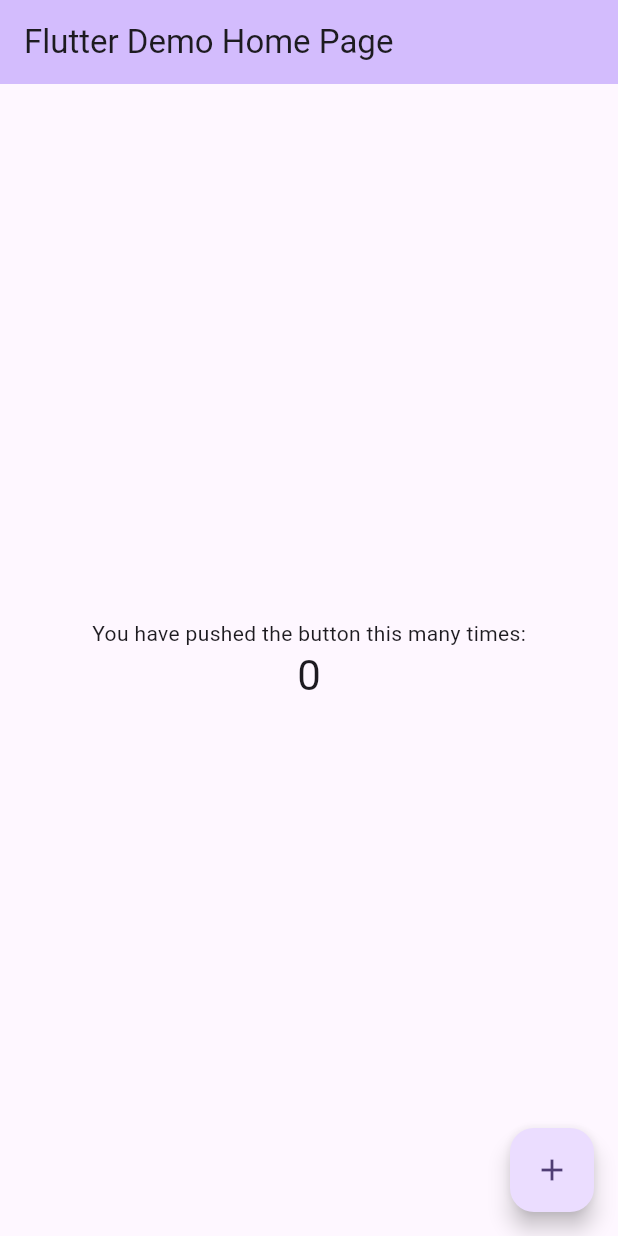
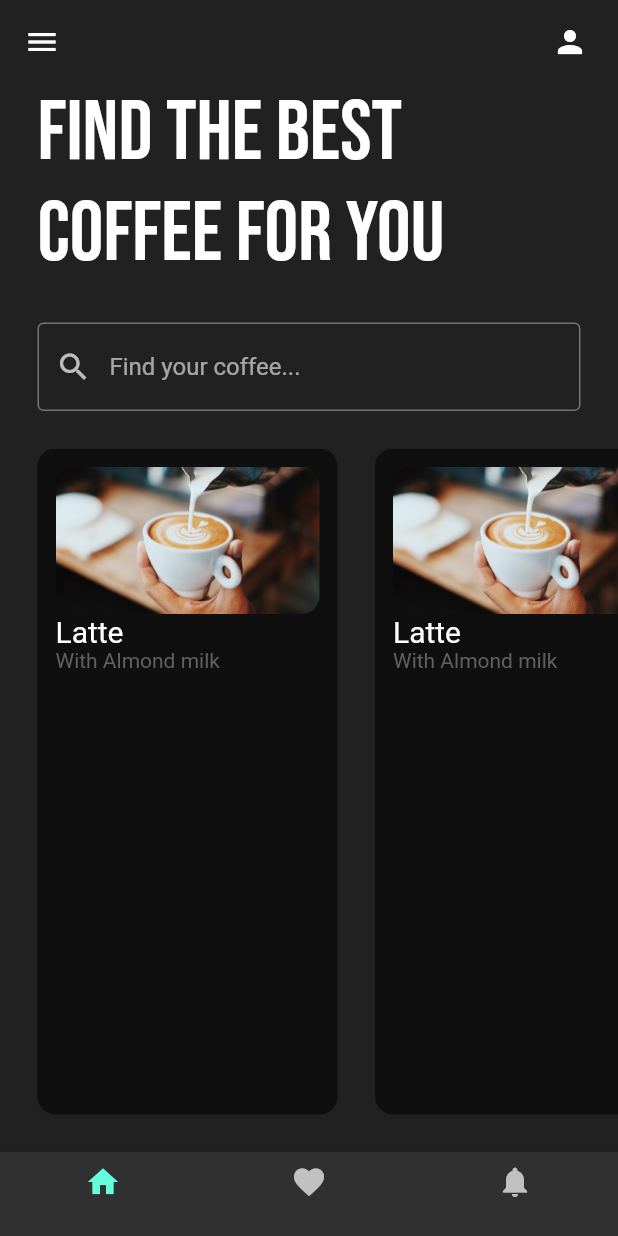
Before and after one commit to omarthamri/coffeeappui, a Flutter app: the screen it shows after launch, on a phone screen of 412 x 824 dp. Run offline on Flutter 3.47's test engine with Material 2 defaults, Android fonts, the phone set to English and light mode, and no system bars; our stand-ins replace google_fonts.

Commit message:
#0001 implement homePage ui

```diff
--- a/lib/main.dart
+++ b/lib/main.dart
@@ -1,4 +1,5 @@
 import 'package:flutter/material.dart';
+import 'package:coffeeappui/pages/home_page.dart';
 
 void main() {
   runApp(const MyApp());
@@ -11,115 +12,9 @@ class MyApp extends StatelessWidget {
   @override
   Widget build(BuildContext context) {
     return MaterialApp(
-      title: 'Flutter Demo',
-      theme: ThemeData(
-        // This is the theme of your application.
-        //
-        // TRY THIS: Try running your application with "flutter run". You'll see
-        // the application has a blue toolbar. Then, without quitting the app,
-        // try changing the seedColor in the colorScheme below to Colors.green
-        // and then invoke "hot reload" (save your changes or press the "hot
-        // reload" button in a Flutter-supported IDE, or press "r" if you used
-        // the command line to start the app).
-        //
-        // Notice that the counter didn't reset back to zero; the application
-        // state is not lost during the reload. To reset the state, use hot
-        // restart instead.
-        //
-        // This works for code too, not just values: Most code changes can be
-        // tested with just a hot reload.
-        colorScheme: ColorScheme.fromSeed(seedColor: Colors.deepPurple),
-        useMaterial3: true,
-      ),
-      home: const MyHomePage(title: 'Flutter Demo Home Page'),
+      debugShowCheckedModeBanner: false,
+      home: HomePage(),
+      theme: ThemeData(brightness: Brightness.dark,primarySwatch: Colors.orange,),
     );
   }
 }
-
-class MyHomePage extends StatefulWidget {
-  const MyHomePage({super.key, required this.title});
-
-  // This widget is the home page of your application. It is stateful, meaning
-  // that it has a State object (defined below) that contains fields that affect
-  // how it looks.
-
-  // This class is the configuration for the state. It holds the values (in this
-  // case the title) provided by the parent (in this case the App widget) and
-  // used by the build method of the State. Fields in a Widget subclass are
-  // always marked "final".
-
-  final String title;
-
-  @override
-  State<MyHomePage> createState() => _MyHomePageState();
-}
-
-class _MyHomePageState extends State<MyHomePage> {
-  int _counter = 0;
-
-  void _incrementCounter() {
-    setState(() {
-      // This call to setState tells the Flutter framework that something has
-      // changed in this State, which causes it to rerun the build method below
-      // so that the display can reflect the updated values. If we changed
-      // _counter without calling setState(), then the build method would not be
-      // called again, and so nothing would appear to happen.
-      _counter++;
-    });
-  }
-
-  @override
-  Widget build(BuildContext context) {
-    // This method is rerun every time setState is called, for instance as done
-    // by the _incrementCounter method above.
-    //
-    // The Flutter framework has been optimized to make rerunning build methods
-    // fast, so that you can just rebuild anything that needs updating rather
-    // than having to individually change instances of widgets.
-    return Scaffold(
-      appBar: AppBar(
-        // TRY THIS: Try changing the color here to a specific color (to
-        // Colors.amber, perhaps?) and trigger a hot reload to see the AppBar
-        // change color while the other colors stay the same.
-        backgroundColor: Theme.of(context).colorScheme.inversePrimary,
-        // Here we take the value from the MyHomePage object that was created by
-        // the App.build method, and use it to set our appbar title.
-        title: Text(widget.title),
-      ),
-      body: Center(
-        // Center is a layout widget. It takes a single child and positions it
-        // in the middle of the parent.
-        child: Column(
-          // Column is also a layout widget. It takes a list of children and
-          // arranges them vertically. By default, it sizes itself to fit its
-          // children horizontally, and tries to be as tall as its parent.
-          //
-          // Column has various properties to control how it sizes itself and
-          // how it positions its children. Here we use mainAxisAlignment to
-          // center the children vertically; the main axis here is the vertical
-          // axis because Columns are vertical (the cross axis would be
-          // horizontal).
-          //
-          // TRY THIS: Invoke "debug painting" (choose the "Toggle Debug Paint"
-          // action in the IDE, or press "p" in the console), to see the
-          // wireframe for each widget.
-          mainAxisAlignment: MainAxisAlignment.center,
-          children: <Widget>[
-            const Text(
-              'You have pushed the button this many times:',
-            ),
-            Text(
-              '$_counter',
-              style: Theme.of(context).textTheme.headlineMedium,
-            ),
-          ],
-        ),
-      ),
-      floatingActionButton: FloatingActionButton(
-        onPressed: _incrementCounter,
-        tooltip: 'Increment',
-        child: const Icon(Icons.add),
-      ), // This trailing comma makes auto-formatting nicer for build methods.
-    );
-  }
-}
--- /dev/null
+++ b/lib/pages/home_page.dart
@@ -0,0 +1,81 @@
+import 'package:flutter/material.dart';
+import 'package:google_fonts/google_fonts.dart';
+import 'package:coffeeappui/util/coffee_tile.dart';
+
+void main() {
+  runApp(const HomePage());
+}
+
+class HomePage extends StatelessWidget {
+  const HomePage({super.key});
+
+  // This widget is the root of your application.
+  @override
+  Widget build(BuildContext context) {
+    return Scaffold(
+      backgroundColor: Colors.grey[900],
+      appBar: AppBar(
+        elevation: 0,
+        backgroundColor: Colors.transparent,
+        leading: Icon(Icons.menu),
+        actions: [
+        Padding(
+          padding: const EdgeInsets.only(right: 20.0),
+          child: Icon(Icons.person),
+        ),
+        ],
+      ),
+      bottomNavigationBar: BottomNavigationBar(items: [
+        BottomNavigationBarItem(
+        icon: Icon(Icons.home),
+        label: '',
+        ),
+        BottomNavigationBarItem(
+        icon: Icon(Icons.favorite),
+        label: '',
+        ),
+        BottomNavigationBarItem(
+        icon: Icon(Icons.notifications),
+        label: '',
+        ),
+      ],
+      ),
+      body: Column(children: [
+        Padding(
+        padding: const EdgeInsets.symmetric(horizontal: 25.0),
+        child: Text("Find the best coffee for you",style: GoogleFonts.bebasNeue(
+          fontSize: 56,
+        ),
+        ),
+        ),
+        SizedBox(height: 25),
+        Padding(
+         padding: const EdgeInsets.symmetric(horizontal: 25.0),
+         child: TextField(
+         decoration: InputDecoration(
+           prefixIcon: Icon(Icons.search),
+           hintText: 'Find your coffee...',
+           focusedBorder: OutlineInputBorder(
+            borderSide: BorderSide(color: Colors.grey.shade600),
+           ),
+           enabledBorder: OutlineInputBorder(
+            borderSide: BorderSide(color: Colors.grey.shade600),
+           ),
+         ),
+        ),
+        ),
+        SizedBox(height: 25),
+        Expanded(
+         child: ListView(
+         scrollDirection: Axis.horizontal,
+         children: [
+           CoffeeTile(),
+           CoffeeTile(),
+           CoffeeTile(),
+
+         ])
+        ),
+      ]),
+    );
+  }
+}
--- /dev/null
+++ b/lib/util/coffee_tile.dart
@@ -0,0 +1,34 @@
+import 'package:flutter/material.dart';
+
+
+class CoffeeTile extends StatelessWidget {
+  const CoffeeTile({super.key});
+
+  // This widget is the root of your application.
+  @override
+  Widget build(BuildContext context) {
+   return Padding(
+           padding: const EdgeInsets.only(left: 25.0,bottom: 25),
+           child: Container(
+            padding: EdgeInsets.all(12),
+            width: 200,
+            decoration: BoxDecoration(
+             borderRadius: BorderRadius.circular(12),
+             color: Colors.black54,
+            ),
+            child: Column(
+              crossAxisAlignment: CrossAxisAlignment.start,
+              children: [
+              ClipRRect(
+               borderRadius: BorderRadius.circular(12),
+               child: Image.asset('lib/images/latte.jpg'),
+              ),
+              Text('Latte',style: TextStyle(fontSize: 20)),
+              Text('With Almond milk',style: TextStyle(color: Colors.grey[700])),
+              ],
+            ),
+           ),
+           );
+  }
+
+  }
--- a/pubspec.yaml
+++ b/pubspec.yaml
@@ -35,6 +35,7 @@ dependencies:
   # The following adds the Cupertino Icons font to your application.
   # Use with the CupertinoIcons class for iOS style icons.
   cupertino_icons: ^1.0.2
+  google_fonts: ^5.1.0
 
 dev_dependencies:
   flutter_test:
@@ -59,8 +60,8 @@ flutter:
   uses-material-design: true
 
   # To add assets to your application, add an assets section, like this:
-  # assets:
-  #   - images/a_dot_burr.jpeg
+  assets:
+    - lib/images/
   #   - images/a_dot_ham.jpeg
 
   # An image asset can refer to one or more resolution-specific "variants", see
```
Also changed, not shown: pubspec.lock, 10 other files.
